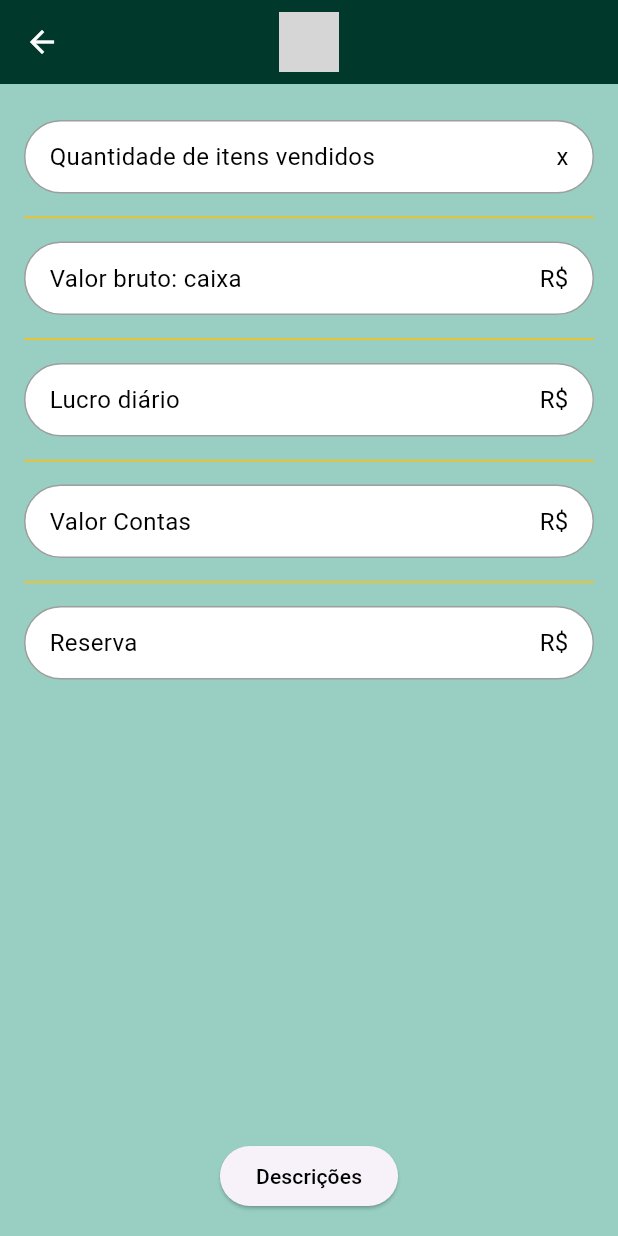
After one commit to PHV00/doce_conta, a Flutter app: the MontlhyReport screen opened directly, on a phone screen of 412 x 824 dp. The commit adds this screen. Run offline on Flutter 3.47's test engine with Material 3 defaults, Android fonts, the light colour scheme and no system bars; our stand-ins replace flutter_svg, sqflite; accounts and stored records are empty; project files that could hold a hidden picture were left out; grey boxes are pictures that could not be loaded.

Commit message:
Monthly report screen

```diff
--- a/doce_conta/lib/view/login_screen.dart
+++ b/doce_conta/lib/view/login_screen.dart
@@ -1,5 +1,6 @@
 import 'package:doce_conta/view/home_screen.dart';
 import 'package:doce_conta/view/main_screen.dart';
+import 'package:doce_conta/view/monthly_report_screen.dart';
 import 'package:doce_conta/view/register_screen.dart';
 import 'package:flutter/gestures.dart';
 import 'package:flutter/material.dart';
@@ -65,6 +66,22 @@ class _LoginScreenState extends State<LoginScreen> {
             const SizedBox(height: 40),
             const ApiBrandsLogin(),
             const SizedBox(height: 20),
+
+            ElevatedButton(
+              onPressed: () {
+                Navigator.push(
+                  context,
+                  MaterialPageRoute(
+                    builder: (context) => MontlhyReport(),
+                  ),
+                );
+              },
+              style: ElevatedButton.styleFrom(
+                backgroundColor: const Color(0xFF98CFC2), // Define a cor do botão
+              ),
+              child: const Text("Ir para Relatório Mensal"),
+            ),
+
           ],
         ));
   }
--- /dev/null
+++ b/doce_conta/lib/view/monthly_report_screen.dart
@@ -0,0 +1,87 @@
+import 'package:flutter/material.dart';
+import 'package:flutter_svg/flutter_svg.dart';
+
+class MontlhyReport extends StatelessWidget {
+  @override
+  Widget build(BuildContext context) {
+    return Scaffold(
+      backgroundColor: Color(0xFF98CFC2),
+      appBar: AppBar(
+        backgroundColor: const Color(0xFF00382B),
+        leading: IconButton(
+          icon: const Icon(Icons.arrow_back, color: Colors.white),
+          onPressed: () {
+            Navigator.of(context).pop();
+          },
+        ),
+        title: SvgPicture.asset(
+          'assets/images/relatorio.svg',
+          height: 40,
+          color: const Color(0xFFF5A001),
+        ),
+        centerTitle: true,
+      ),
+      body: Column(
+        children: [
+          // Lista de produtos
+          Expanded(
+            child: ListView.separated(
+              padding: const EdgeInsets.all(16.0),
+              itemCount: 5,
+              itemBuilder: (context, index) {
+                // Lista de produtos
+                final infoName = ['Quantidade de itens vendidos', 'Valor bruto: caixa', 'Lucro diário', 'Valor Contas', 'Reserva'];
+                final infoPrice = ['x', 'R\$', 'R\$', 'R\$', 'R\$'];
+                return _buildInfoItem(infoName[index], infoPrice[index]);
+              },
+              separatorBuilder: (context, index) => Divider(
+                color: Colors.amber, // Linha amarela entre os itens
+                thickness: 1,
+                height: 16, // Ajusta o espaçamento da linha entre os itens
+              ),
+            ),
+          ),
+          // Botão de adicionar
+          Padding(
+            padding: const EdgeInsets.only(bottom: 16.0),
+            child: ElevatedButton(
+              onPressed: () {
+                //Linkar página de descrições
+              },
+              child:
+              const Text(
+                "Descrições",
+                style: TextStyle(color: Colors.black),
+              )
+            ),
+          ),
+        ],
+      ),
+    );
+  }
+
+ Widget _buildInfoItem(String infoName, String infoPrice) {
+    return Container(
+      margin: const EdgeInsets.symmetric(vertical: 8.0),
+      padding: const EdgeInsets.symmetric(horizontal: 16.0, vertical: 12.0),
+      decoration: BoxDecoration(
+        color: Colors.white,
+        borderRadius: BorderRadius.circular(25.0),
+        border: Border.all(color: Colors.grey, width: 1),
+      ),
+      child: Row(
+        mainAxisAlignment: MainAxisAlignment.spaceBetween,
+        children: [
+          Text(
+            infoName,
+            style: const TextStyle(fontSize: 16, color: Colors.black),
+          ),
+          Text(
+            infoPrice,
+            style: const TextStyle(fontSize: 16, color: Colors.black),
+          ),
+        ]
+      ),
+    );
+  }
+}
```
